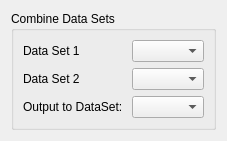
First picture: the form in ui/CombineDataSets.ui, repository tthatcher95/PyHAT_Point_Spectra_GUI, before the edit.
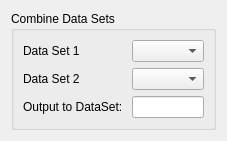
Second picture: the form after the edit.

Commit message: ComboBox -> LineEdit

Patch:
```diff
--- a/ui/CombineDataSets.ui
+++ b/ui/CombineDataSets.ui
@@ -2,6 +2,14 @@
 <ui version="4.0">
  <class>Form</class>
  <widget class="QWidget" name="Form">
+  <property name="geometry">
+   <rect>
+    <x>0</x>
+    <y>0</y>
+    <width>209</width>
+    <height>123</height>
+   </rect>
+  </property>
   <property name="windowTitle">
    <string>Form</string>
   </property>
@@ -40,7 +48,7 @@
        </widget>
       </item>
       <item row="2" column="1">
-       <widget class="QComboBox" name="outputToDataSetComboBox"/>
+       <widget class="QLineEdit" name="outputToDataSetlineEdit"/>
       </item>
      </layout>
     </widget>
```
